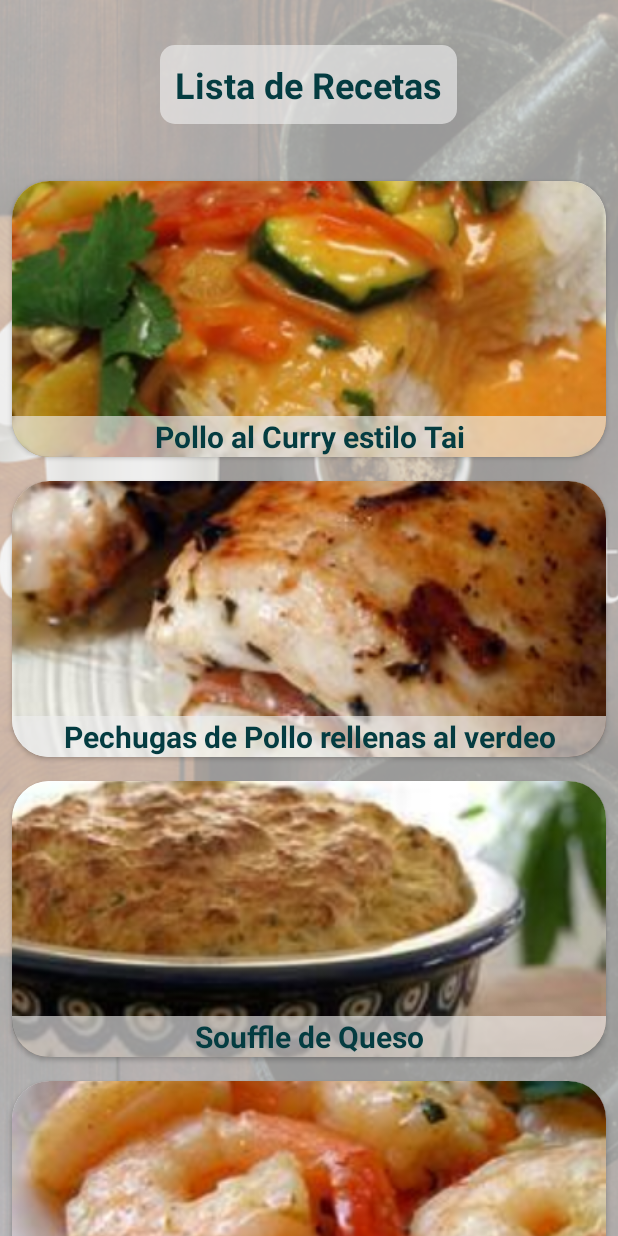
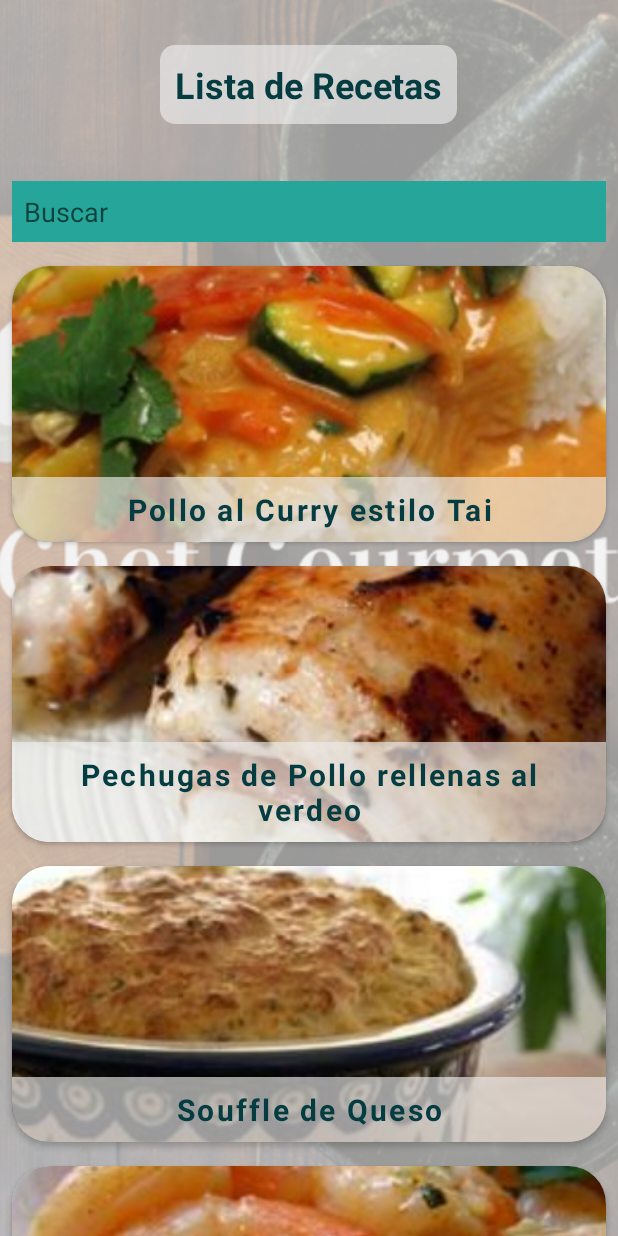
Before and after one commit to DanielMoraDesarrollador/Chef-Gourmet, an Android app: the fragment FragmentReceta placed in its activity, on a phone screen of 412 x 824 dp. Run offline under Robolectric (Android 15) with nearby library versions, the phone set to English and light mode, and no system bars.

Commit message:
cuartoCommit
falta solucionar el problema de la posicion clickeada despues de la busqueda

```diff
--- a/app/src/main/java/com/example/daniel/segundoentregablerecetas/view/FragmentReceta.java
+++ b/app/src/main/java/com/example/daniel/segundoentregablerecetas/view/FragmentReceta.java
@@ -6,9 +6,12 @@ import android.os.Bundle;
 import android.support.v4.app.Fragment;
 import android.support.v7.widget.LinearLayoutManager;
 import android.support.v7.widget.RecyclerView;
+import android.text.Editable;
+import android.text.TextWatcher;
 import android.view.LayoutInflater;
 import android.view.View;
 import android.view.ViewGroup;
+import android.widget.EditText;
 
 import com.example.daniel.segundoentregablerecetas.R;
 import com.example.daniel.segundoentregablerecetas.controller.ControllerReceta;
@@ -27,6 +30,7 @@ public class FragmentReceta extends Fragment implements AdapterReceta.Notificado
     private RecyclerView recyclerViewReceta;
     private AdapterReceta adapterReceta;
     private NotificarReceta notificarReceta;
+    private EditText buscador;
 
     @Override
     public View onCreateView(LayoutInflater inflater, ViewGroup container,
@@ -34,6 +38,24 @@ public class FragmentReceta extends Fragment implements AdapterReceta.Notificado
         // Inflate the layout for this fragment
         View view = inflater.inflate(R.layout.fragment_receta, container, false);
         recyclerViewReceta = view.findViewById(R.id.recycler_id);
+        buscador = view.findViewById(R.id.buscador_id);
+
+        buscador.addTextChangedListener(new TextWatcher() {
+            @Override
+            public void beforeTextChanged(CharSequence s, int start, int count, int after) {
+
+            }
+
+            @Override
+            public void onTextChanged(CharSequence s, int start, int before, int count) {
+
+            }
+
+            @Override
+            public void afterTextChanged(Editable s) {
+                filter(s.toString());
+            }
+        });
 
         ControllerReceta controllerReceta = new ControllerReceta();
         listaRecetas = controllerReceta.getListaRecetas(getActivity());
@@ -44,6 +66,16 @@ public class FragmentReceta extends Fragment implements AdapterReceta.Notificado
         recyclerViewReceta.setAdapter(adapterReceta);
 
         return view;
+    }
+
+    private void filter(String texto) {
+        ArrayList<Receta> listaAFiltrar = new ArrayList<>();
+        for (Receta receta : listaRecetas) {
+            if (receta.getTitulo().toLowerCase().contains(texto.toLowerCase())) {
+                listaAFiltrar.add(receta);
+            }
+        }
+        adapterReceta.listaFiltro(listaAFiltrar);
     }
 
     @Override
--- a/app/src/main/java/com/example/daniel/segundoentregablerecetas/view/FragmentRecetaDetalle.java
+++ b/app/src/main/java/com/example/daniel/segundoentregablerecetas/view/FragmentRecetaDetalle.java
@@ -47,7 +47,7 @@ public class FragmentRecetaDetalle extends Fragment {
         imageViewReceta.setImageResource(receta.getFoto());
         textViewTitulo.setText(receta.getTitulo());
         textViewIngredientes.setText("Ingredientes:\n\n" + receta.getIngredientes());
-        textViewPreparacion.setText("Preparación:\n" + receta.getPreparacion());
+        textViewPreparacion.setText("Preparación:\n\n" + receta.getPreparacion());
 
         return view;
     }
--- a/app/src/main/res/layout/celda_recycler_view_receta.xml
+++ b/app/src/main/res/layout/celda_recycler_view_receta.xml
@@ -34,6 +34,8 @@
             android:textSize="20sp"
             android:textAlignment="center"
             android:textStyle="bold"
+            android:padding="8dp"
+            android:letterSpacing="0.075"
             android:textColor="@color/colorPrimary"
             android:background="@color/fondoBlanco"
             />
--- a/app/src/main/res/layout/fragment_receta.xml
+++ b/app/src/main/res/layout/fragment_receta.xml
@@ -19,6 +19,14 @@
         android:textSize="24sp"
         android:textStyle="bold" />
 
+    <EditText
+        android:id="@+id/buscador_id"
+        android:layout_width="match_parent"
+        android:layout_height="wrap_content"
+        android:layout_margin="8dp"
+        android:background="@color/colorAccent"
+        android:hint="Buscar"
+        android:padding="8dp"/>
 
     <android.support.v7.widget.RecyclerView
         android:id="@+id/recycler_id"
--- a/app/src/main/res/layout/fragment_receta_detalle.xml
+++ b/app/src/main/res/layout/fragment_receta_detalle.xml
@@ -55,6 +55,7 @@
                 android:layout_width="match_parent"
                 android:layout_height="wrap_content"
                 android:layout_margin="20dp"
+                android:textSize="16sp"
                 android:textColor="@color/colorLetra" />
 
             <ImageView
@@ -69,6 +70,7 @@
                 android:layout_width="match_parent"
                 android:layout_height="wrap_content"
                 android:layout_margin="20dp"
+                android:textSize="16sp"
                 android:textColor="@color/colorLetra" />
         </LinearLayout>
 
```
Also changed, not shown: app/src/main/java/com/example/daniel/segundoentregablerecetas/view/AdapterReceta.java (+7 -1 lines), app/src/main/java/com/example/daniel/segundoentregablerecetas/view/FragmentViewPager.java (deleted, +0 -29 lines).
